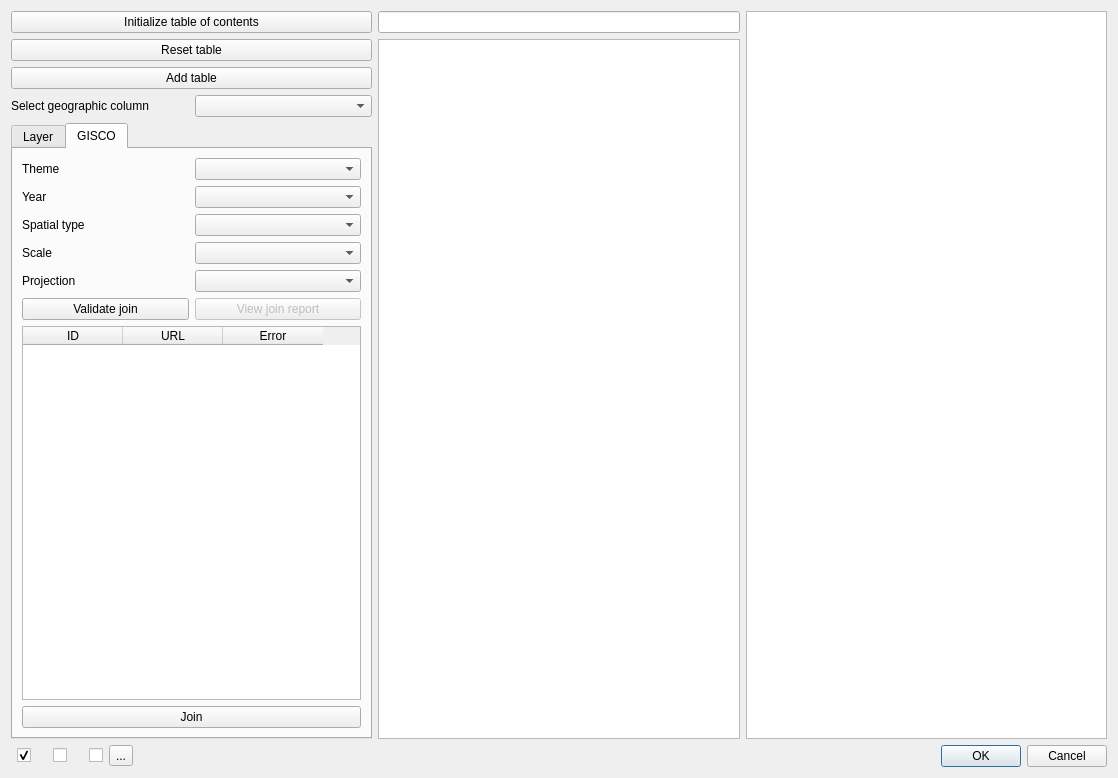
Qt form ui/eurostat_downloader_dialog.ui (alecsandrei/eurostat_downloader) before a commit.
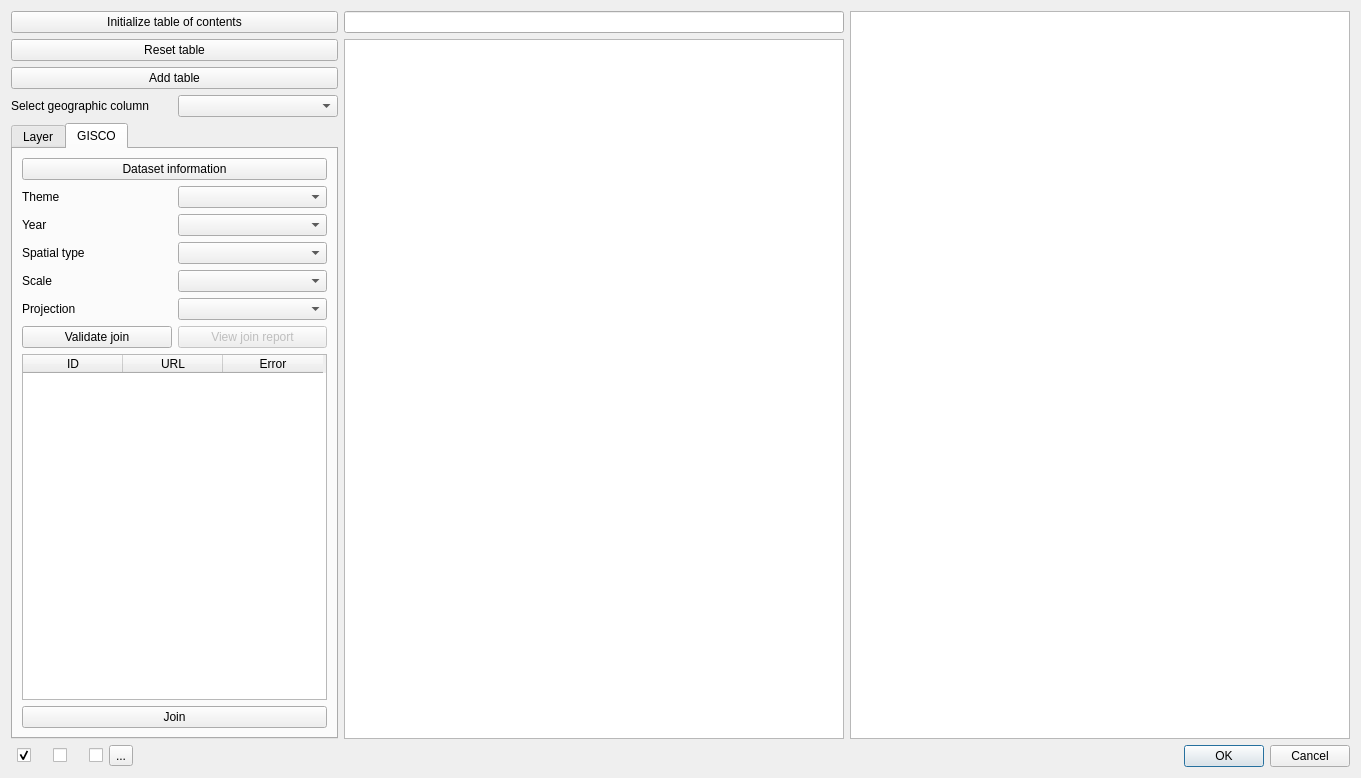
The same form after that commit. The open tabs and pages were chosen to show the change. Icons and pictures are not drawn. Custom widgets are drawn as their Qt base class.

Commit message: giscco dataset information

Diff of the .ui file:
```diff
--- a/ui/eurostat_downloader_dialog.ui
+++ b/ui/eurostat_downloader_dialog.ui
@@ -6,7 +6,7 @@
    <rect>
     <x>0</x>
     <y>0</y>
-    <width>1118</width>
+    <width>1361</width>
     <height>778</height>
    </rect>
   </property>
@@ -170,6 +170,13 @@
            <string>GISCO</string>
           </attribute>
           <layout class="QVBoxLayout" name="verticalLayout_7">
+           <item>
+            <widget class="QPushButton" name="pushButtonDatasetInformation">
+             <property name="text">
+              <string>Dataset information</string>
+             </property>
+            </widget>
+           </item>
            <item>
             <layout class="QVBoxLayout" name="verticalLayout_4">
              <property name="spacing">
@@ -322,9 +329,15 @@
        </item>
        <item>
         <widget class="QListWidget" name="listDatabase">
+         <property name="sizePolicy">
+          <sizepolicy hsizetype="Minimum" vsizetype="Expanding">
+           <horstretch>0</horstretch>
+           <verstretch>0</verstretch>
+          </sizepolicy>
+         </property>
          <property name="minimumSize">
           <size>
-           <width>0</width>
+           <width>500</width>
            <height>300</height>
           </size>
          </property>
@@ -334,6 +347,18 @@
      </item>
      <item>
       <widget class="QTableView" name="tableDataset">
+       <property name="sizePolicy">
+        <sizepolicy hsizetype="Minimum" vsizetype="Expanding">
+         <horstretch>0</horstretch>
+         <verstretch>0</verstretch>
+        </sizepolicy>
+       </property>
+       <property name="minimumSize">
+        <size>
+         <width>500</width>
+         <height>0</height>
+        </size>
+       </property>
        <property name="selectionMode">
         <enum>QAbstractItemView::ExtendedSelection</enum>
        </property>
```
The commit also changes 5 other files.
